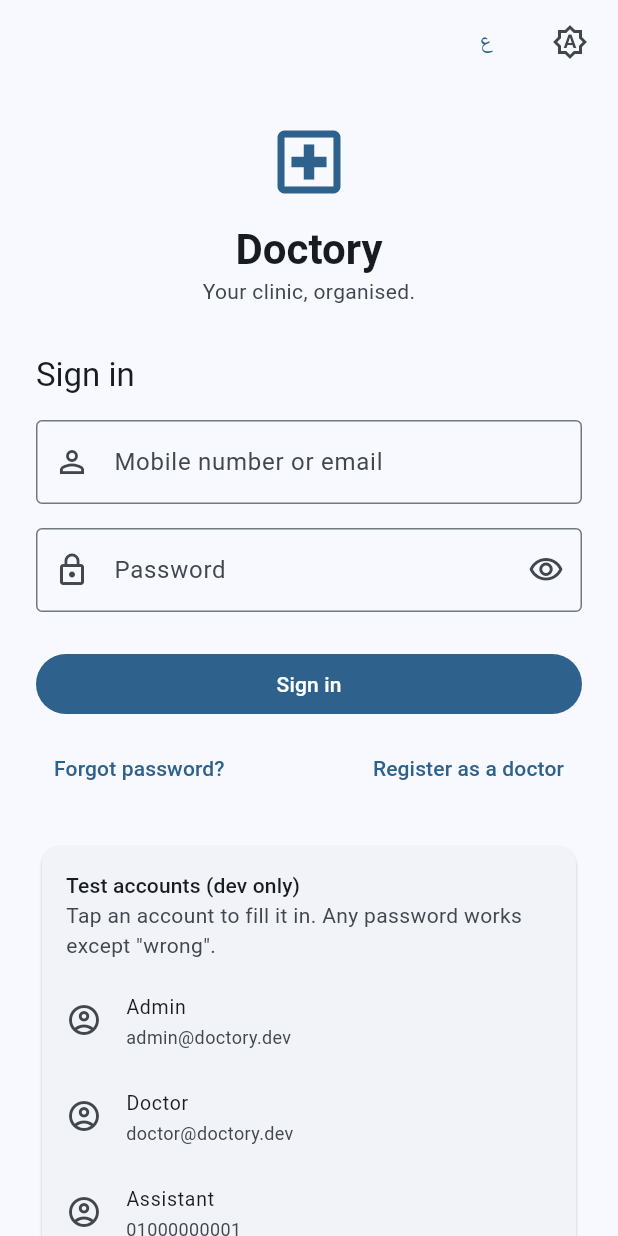
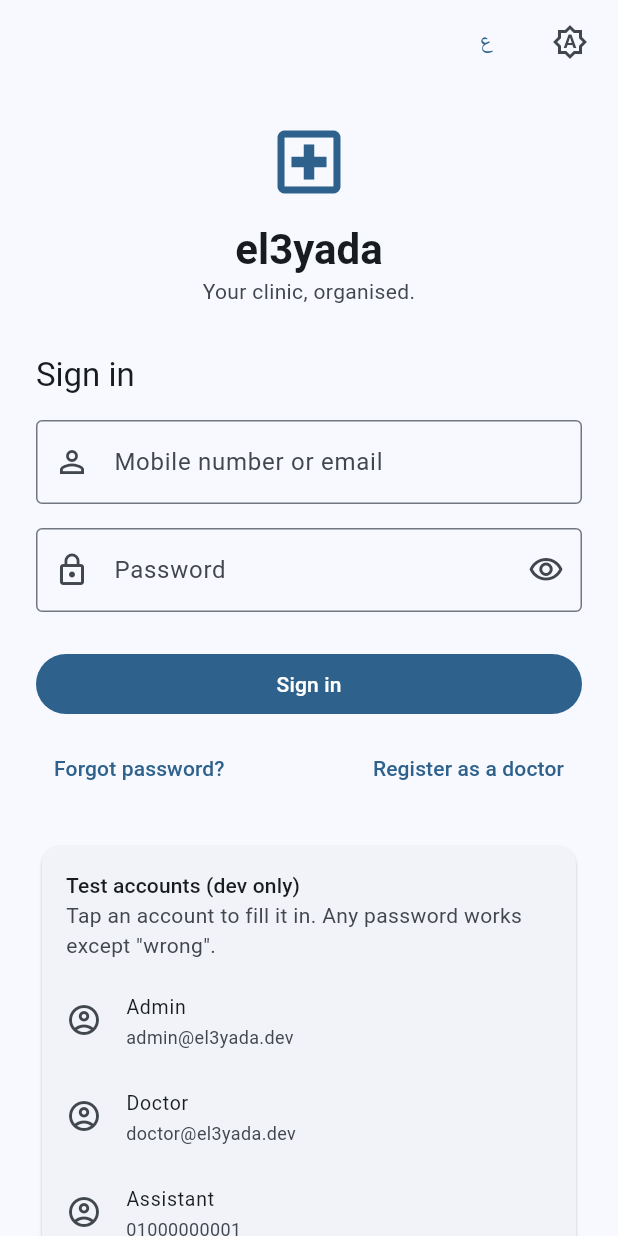
Before and after one commit to YoussefGhonem-hub/el3yada, a Flutter app: the screen it shows after launch, on a phone screen of 412 x 824 dp. Run offline on Flutter 3.47's test engine with Material 3 defaults, Android fonts, the phone set to English and light mode, and no system bars; our stand-ins replace dio, flutter_riverpod, flutter_secure_storage, go_router, shared_preferences.

Commit message:
Rename the app from Doctory to el3yada (العيادة)
- Display name: el3yada (English) and العيادة (Arabic) on every platform
- Dart package: doctory -> el3yada; classes DoctoryApp/DoctoryColors -> El3yada*
- Bundle ID: com.doctory.doctory -> com.el3yada.app (Android, iOS, macOS)
- Windows binary, window title and version info
- Dev test accounts: @doctory.dev -> @el3yada.dev
- spec.md: new name, and open question 18 marked answered for the name

Co-Authored-By: Claude Opus 5.5 <noreply@anthropic.com>

```diff
--- a/app/lib/app/app.dart
+++ b/app/lib/app/app.dart
@@ -6,8 +6,8 @@ import '../core/theme/app_theme.dart';
 import '../l10n/gen/app_localizations.dart';
 import 'router.dart';
 
-class DoctoryApp extends ConsumerWidget {
-  const DoctoryApp({super.key});
+class El3yadaApp extends ConsumerWidget {
+  const El3yadaApp({super.key});
 
   @override
   Widget build(BuildContext context, WidgetRef ref) {
--- a/app/lib/core/theme/app_theme.dart
+++ b/app/lib/core/theme/app_theme.dart
@@ -1,15 +1,15 @@
 import 'package:flutter/material.dart';
 
 /// Colour tokens (spec section 12, Appearance). Widgets never use hard-coded
-/// colours: they read `Theme.of(context).colorScheme` or [DoctoryColors].
+/// colours: they read `Theme.of(context).colorScheme` or [El3yadaColors].
 abstract final class AppColors {
   static const brandSeed = Color(0xFF0B5C8E);
 }
 
 /// Colours that carry meaning, each with a light and a dark version.
 @immutable
-class DoctoryColors extends ThemeExtension<DoctoryColors> {
-  const DoctoryColors({
+class El3yadaColors extends ThemeExtension<El3yadaColors> {
+  const El3yadaColors({
     required this.examination,
     required this.onExamination,
     required this.consultation,
@@ -30,7 +30,7 @@ class DoctoryColors extends ThemeExtension<DoctoryColors> {
   final Color allergy;
   final Color onAllergy;
 
-  static const light = DoctoryColors(
+  static const light = El3yadaColors(
     examination: Color(0xFFD6E4FF),
     onExamination: Color(0xFF0B3D91),
     consultation: Color(0xFFD3F2E1),
@@ -39,7 +39,7 @@ class DoctoryColors extends ThemeExtension<DoctoryColors> {
     onAllergy: Color(0xFF8C1D18),
   );
 
-  static const dark = DoctoryColors(
+  static const dark = El3yadaColors(
     examination: Color(0xFF1E3A66),
     onExamination: Color(0xFFD6E4FF),
     consultation: Color(0xFF15452E),
@@ -49,7 +49,7 @@ class DoctoryColors extends ThemeExtension<DoctoryColors> {
   );
 
   @override
-  DoctoryColors copyWith({
+  El3yadaColors copyWith({
     Color? examination,
     Color? onExamination,
     Color? consultation,
@@ -57,7 +57,7 @@ class DoctoryColors extends ThemeExtension<DoctoryColors> {
     Color? allergy,
     Color? onAllergy,
   }) =>
-      DoctoryColors(
+      El3yadaColors(
         examination: examination ?? this.examination,
         onExamination: onExamination ?? this.onExamination,
         consultation: consultation ?? this.consultation,
@@ -67,9 +67,9 @@ class DoctoryColors extends ThemeExtension<DoctoryColors> {
       );
 
   @override
-  DoctoryColors lerp(DoctoryColors? other, double t) {
+  El3yadaColors lerp(El3yadaColors? other, double t) {
     if (other == null) return this;
-    return DoctoryColors(
+    return El3yadaColors(
       examination: Color.lerp(examination, other.examination, t)!,
       onExamination: Color.lerp(onExamination, other.onExamination, t)!,
       consultation: Color.lerp(consultation, other.consultation, t)!,
@@ -80,19 +80,19 @@ class DoctoryColors extends ThemeExtension<DoctoryColors> {
   }
 }
 
-extension DoctoryThemeX on BuildContext {
-  DoctoryColors get doctoryColors => Theme.of(this).extension<DoctoryColors>()!;
+extension El3yadaThemeX on BuildContext {
+  El3yadaColors get el3yadaColors => Theme.of(this).extension<El3yadaColors>()!;
 }
 
 abstract final class AppTheme {
   /// Set to 'IBM Plex Sans Arabic' once the font files are bundled (pubspec.yaml).
   static const String? fontFamily = null;
 
-  static ThemeData light() => _build(Brightness.light, DoctoryColors.light);
+  static ThemeData light() => _build(Brightness.light, El3yadaColors.light);
 
-  static ThemeData dark() => _build(Brightness.dark, DoctoryColors.dark);
+  static ThemeData dark() => _build(Brightness.dark, El3yadaColors.dark);
 
-  static ThemeData _build(Brightness brightness, DoctoryColors colors) {
+  static ThemeData _build(Brightness brightness, El3yadaColors colors) {
     final scheme = ColorScheme.fromSeed(
       seedColor: AppColors.brandSeed,
       brightness: brightness,
--- a/app/lib/features/auth/data/auth_repository.dart
+++ b/app/lib/features/auth/data/auth_repository.dart
@@ -73,8 +73,8 @@ class FakeAuthRepository implements AuthRepository {
 
   /// Shown on the login screen in dev builds. Keys are normalized identifiers.
   static const accounts = <String, (UserRole, String)>{
-    'admin@doctory.dev': (UserRole.admin, 'Admin'),
-    'doctor@doctory.dev': (UserRole.doctor, 'د. تجريبي'),
+    'admin@el3yada.dev': (UserRole.admin, 'Admin'),
+    'doctor@el3yada.dev': (UserRole.doctor, 'د. تجريبي'),
     '+201000000001': (UserRole.assistant, 'مساعد تجريبي'),
     '+201000000002': (UserRole.patient, 'مريض تجريبي'),
   };
--- a/app/lib/l10n/app_ar.arb
+++ b/app/lib/l10n/app_ar.arb
@@ -1,6 +1,6 @@
 {
   "@@locale": "ar",
-  "appTitle": "Doctory",
+  "appTitle": "العيادة",
   "appTagline": "عيادتك منظمة.",
   "loginTitle": "تسجيل الدخول",
   "identifierLabel": "رقم الموبايل أو البريد الإلكتروني",
@@ -18,7 +18,7 @@
   "errorNoInternet": "لا يوجد اتصال بالإنترنت",
   "errorUnknown": "حدث خطأ غير متوقع، حاول مرة أخرى",
   "patientDesktopTitle": "حساب المريض على تطبيق الموبايل فقط",
-  "patientDesktopBody": "تطبيق الكمبيوتر مخصص للأطباء والمساعدين والإدارة. حمّل تطبيق Doctory على موبايلك لمتابعة ملفك الطبي وحجوزاتك.",
+  "patientDesktopBody": "تطبيق الكمبيوتر مخصص للأطباء والمساعدين والإدارة. حمّل تطبيق «العيادة» على موبايلك لمتابعة ملفك الطبي وحجوزاتك.",
   "ok": "حسناً",
   "underConstructionTitle": "هذه الشاشة لم تُنفذ بعد",
   "underConstructionBody": "الشاشة {screenId} في spec.md",
--- a/app/lib/l10n/app_en.arb
+++ b/app/lib/l10n/app_en.arb
@@ -1,6 +1,6 @@
 {
   "@@locale": "en",
-  "appTitle": "Doctory",
+  "appTitle": "el3yada",
   "appTagline": "Your clinic, organised.",
   "loginTitle": "Sign in",
   "identifierLabel": "Mobile number or email",
@@ -18,7 +18,7 @@
   "errorNoInternet": "No internet connection",
   "errorUnknown": "Something went wrong. Please try again.",
   "patientDesktopTitle": "Patient accounts use the mobile app",
-  "patientDesktopBody": "The desktop app is for doctors, assistants and admins. Install Doctory on your phone to see your medical file and your bookings.",
+  "patientDesktopBody": "The desktop app is for doctors, assistants and admins. Install el3yada on your phone to see your medical file and your bookings.",
   "ok": "OK",
   "underConstructionTitle": "This screen is not built yet",
   "underConstructionBody": "Screen {screenId} in spec.md",
--- a/app/lib/l10n/gen/app_localizations.dart
+++ b/app/lib/l10n/gen/app_localizations.dart
@@ -101,7 +101,7 @@ abstract class AppLocalizations {
   /// No description provided for @appTitle.
   ///
   /// In en, this message translates to:
-  /// **'Doctory'**
+  /// **'el3yada'**
   String get appTitle;
 
   /// No description provided for @appTagline.
@@ -209,7 +209,7 @@ abstract class AppLocalizations {
   /// No description provided for @patientDesktopBody.
   ///
   /// In en, this message translates to:
-  /// **'The desktop app is for doctors, assistants and admins. Install Doctory on your phone to see your medical file and your bookings.'**
+  /// **'The desktop app is for doctors, assistants and admins. Install el3yada on your phone to see your medical file and your bookings.'**
   String get patientDesktopBody;
 
   /// No description provided for @ok.
--- a/app/lib/l10n/gen/app_localizations_ar.dart
+++ b/app/lib/l10n/gen/app_localizations_ar.dart
@@ -9,7 +9,7 @@ class AppLocalizationsAr extends AppLocalizations {
   AppLocalizationsAr([String locale = 'ar']) : super(locale);
 
   @override
-  String get appTitle => 'Doctory';
+  String get appTitle => 'العيادة';
 
   @override
   String get appTagline => 'عيادتك منظمة.';
@@ -66,7 +66,7 @@ class AppLocalizationsAr extends AppLocalizations {
 
   @override
   String get patientDesktopBody =>
-      'تطبيق الكمبيوتر مخصص للأطباء والمساعدين والإدارة. حمّل تطبيق Doctory على موبايلك لمتابعة ملفك الطبي وحجوزاتك.';
+      'تطبيق الكمبيوتر مخصص للأطباء والمساعدين والإدارة. حمّل تطبيق «العيادة» على موبايلك لمتابعة ملفك الطبي وحجوزاتك.';
 
   @override
   String get ok => 'حسناً';
--- a/app/lib/l10n/gen/app_localizations_en.dart
+++ b/app/lib/l10n/gen/app_localizations_en.dart
@@ -9,7 +9,7 @@ class AppLocalizationsEn extends AppLocalizations {
   AppLocalizationsEn([String locale = 'en']) : super(locale);
 
   @override
-  String get appTitle => 'Doctory';
+  String get appTitle => 'el3yada';
 
   @override
   String get appTagline => 'Your clinic, organised.';
@@ -65,7 +65,7 @@ class AppLocalizationsEn extends AppLocalizations {
 
   @override
   String get patientDesktopBody =>
-      'The desktop app is for doctors, assistants and admins. Install Doctory on your phone to see your medical file and your bookings.';
+      'The desktop app is for doctors, assistants and admins. Install el3yada on your phone to see your medical file and your bookings.';
 
   @override
   String get ok => 'OK';
--- a/app/lib/main.dart
+++ b/app/lib/main.dart
@@ -15,7 +15,7 @@ Future<void> main() async {
   runApp(
     ProviderScope(
       overrides: [sharedPreferencesProvider.overrideWithValue(prefs)],
-      child: const DoctoryApp(),
+      child: const El3yadaApp(),
     ),
   );
 }
--- a/app/pubspec.yaml
+++ b/app/pubspec.yaml
@@ -1,5 +1,5 @@
-name: doctory
-description: "Doctory: clinic app for doctors, assistants, patients and admins"
+name: el3yada
+description: "el3yada: clinic app for doctors, assistants, patients and admins"
 publish_to: 'none'
 version: 0.1.0+1
 
```
Also changed, not shown: 18 other files.
